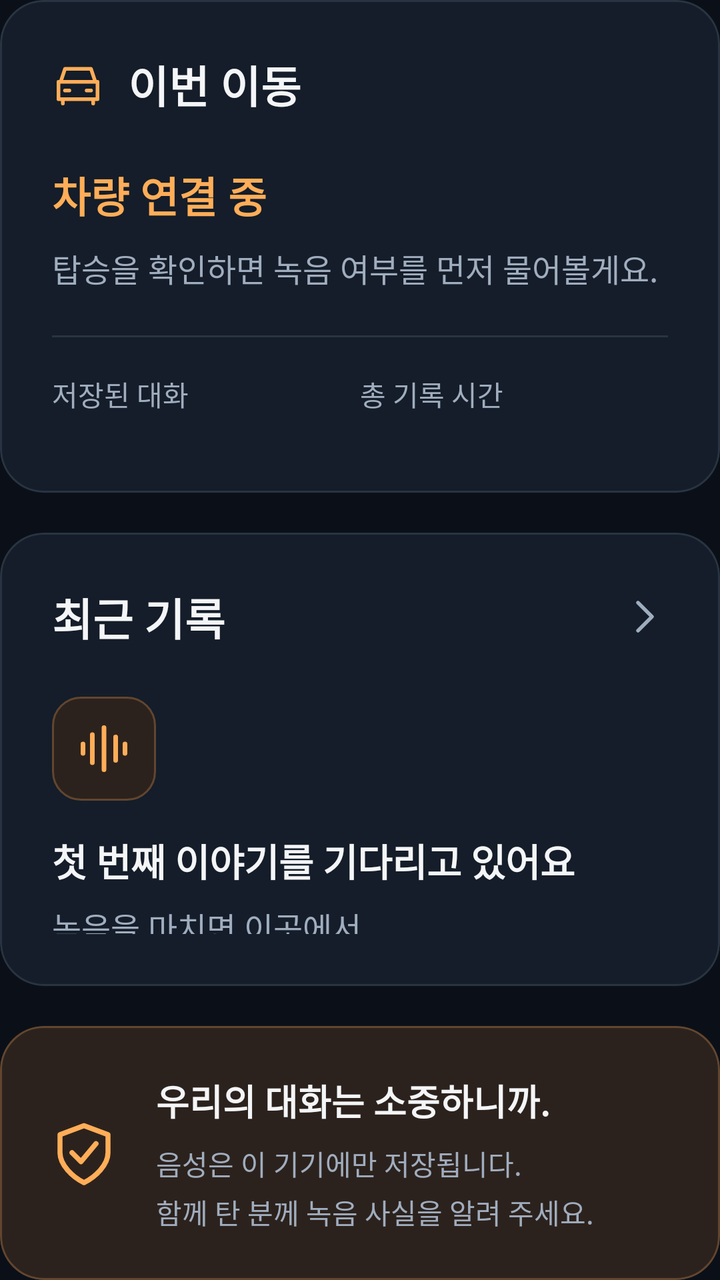
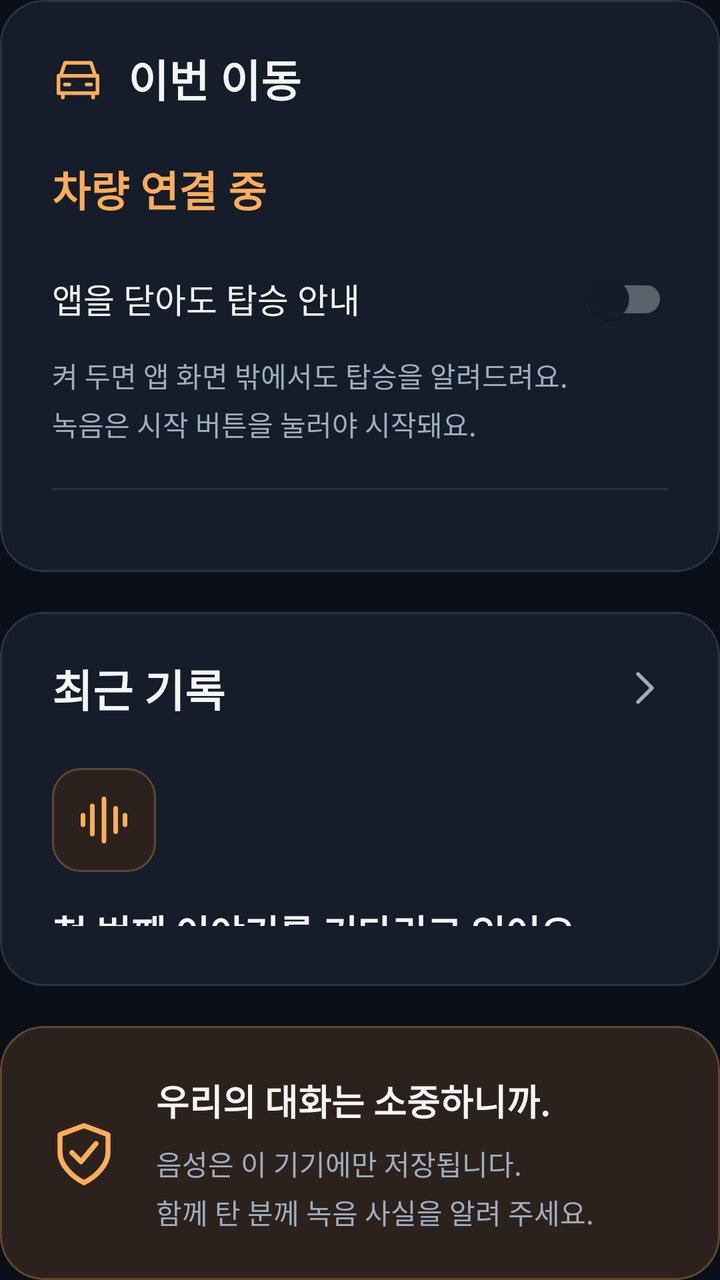

The first picture is an Android layout as it rendered before a commit; the second is the same layout after the commit. The layout source and the unified diff follow.
<!-- AndroidManifest.xml: application theme Theme.HD_project -->
<!-- res/layout/panel_details.xml -->
<LinearLayout xmlns:android="http://schemas.android.com/apk/res/android"
    xmlns:app="http://schemas.android.com/apk/res-auto"
    android:layout_width="match_parent" android:layout_height="wrap_content" android:orientation="vertical">
    <com.google.android.material.card.MaterialCardView style="@style/Widget.Journal.Card"
        android:layout_weight="1">
        <LinearLayout android:layout_width="match_parent" android:layout_height="match_parent"
            android:orientation="vertical" android:padding="26dp" android:gravity="center_vertical">
            <TextView style="@style/Text.Journal.Section" android:text="@string/current_trip"
                app:drawableStartCompat="@drawable/ic_car" app:drawableTint="@color/sample_primary"
                android:drawablePadding="12dp" />
            <TextView android:id="@+id/boarding_status" style="@style/Text.Journal.Section"
                android:text="@string/boarding_connecting" android:textSize="21sp"
                android:layout_marginTop="24dp" android:textColor="@color/sample_primary"
                android:accessibilityLiveRegion="polite" />
            <TextView style="@style/Text.Journal.Body" android:text="@string/trip_explanation"
                android:layout_marginTop="10dp" />
            <View android:layout_width="match_parent" android:layout_height="1dp"
                android:layout_marginTop="22dp" android:layout_marginBottom="18dp" android:background="@color/outline" />
            <LinearLayout android:layout_width="match_parent" android:layout_height="wrap_content" android:baselineAligned="false">
                <LinearLayout android:layout_width="0dp" android:layout_height="wrap_content"
                    android:layout_weight="1" android:orientation="vertical">
                    <TextView style="@style/Text.Journal.Body" android:text="@string/saved_conversations" android:textSize="14sp" />
                    <TextView android:id="@+id/recording_count" style="@style/Text.Journal.Section"
                        android:text="@string/zero_recordings" android:layout_marginTop="8dp" android:textSize="28sp" />
                </LinearLayout>
                <LinearLayout android:layout_width="0dp" android:layout_height="wrap_content"
                    android:layout_weight="1" android:orientation="vertical">
                    <TextView style="@style/Text.Journal.Body" android:text="@string/total_duration" android:textSize="14sp" />
                    <TextView android:id="@+id/total_duration" style="@style/Text.Journal.Section"
                        android:text="@string/empty_duration" android:layout_marginTop="8dp" android:textSize="28sp" />
                </LinearLayout>
            </LinearLayout>
        </LinearLayout>
    </com.google.android.material.card.MaterialCardView>
    <com.google.android.material.card.MaterialCardView android:id="@+id/recent_card"
        style="@style/Widget.Journal.Card" android:layout_marginTop="20dp" android:layout_weight="1"
        android:clickable="true" android:focusable="true" android:contentDescription="@string/view_recordings">
        <LinearLayout android:layout_width="match_parent" android:layout_height="match_parent"
            android:orientation="vertical" android:padding="26dp" android:gravity="center_vertical">
            <LinearLayout android:layout_width="match_parent" android:layout_height="wrap_content"
                android:gravity="center_vertical">
                <TextView style="@style/Text.Journal.Section" android:text="@string/recent_recording"
                    android:layout_width="0dp" android:layout_weight="1" />
                <ImageView android:layout_width="24dp" android:layout_height="24dp"
                    android:src="@drawable/ic_arrow" app:tint="@color/text_secondary" android:importantForAccessibility="no" />
            </LinearLayout>
            <ImageView android:layout_width="52dp" android:layout_height="52dp" android:layout_marginTop="24dp"
                android:src="@drawable/ic_audio" app:tint="@color/sample_primary" android:padding="12dp"
                android:background="@drawable/bg_accent_tile" android:importantForAccessibility="no" />
            <TextView android:id="@+id/latest_title" style="@style/Text.Journal.Section"
                android:layout_width="match_parent" android:text="@string/no_recent_title"
                android:textSize="19sp" android:layout_marginTop="16dp" />
            <TextView android:id="@+id/latest_details" style="@style/Text.Journal.Body"
                android:layout_width="match_parent" android:text="@string/no_recent_description"
                android:layout_marginTop="8dp" />
        </LinearLayout>
    </com.google.android.material.card.MaterialCardView>
    <com.google.android.material.card.MaterialCardView style="@style/Widget.Journal.Card"
        android:layout_marginTop="20dp" app:cardBackgroundColor="@color/accent_surface"
        app:strokeColor="@color/accent_outline">
        <LinearLayout android:layout_width="match_parent" android:layout_height="wrap_content"
            android:padding="24dp" android:gravity="center_vertical">
            <ImageView android:layout_width="36dp" android:layout_height="36dp"
                android:src="@drawable/ic_shield" app:tint="@color/sample_primary" android:importantForAccessibility="no" />
            <LinearLayout android:layout_width="0dp" android:layout_height="wrap_content"
                android:layout_weight="1" android:layout_marginStart="18dp" android:orientation="vertical">
                <TextView style="@style/Text.Journal.Section" android:text="@string/privacy_title" android:textSize="18sp" />
                <TextView style="@style/Text.Journal.Body" android:text="@string/privacy_description"
                    android:layout_marginTop="8dp" android:textSize="14sp" />
            </LinearLayout>
        </LinearLayout>
    </com.google.android.material.card.MaterialCardView>
</LinearLayout>
<!-- resources referenced by this layout -->
<resources>
  <color name="accent_outline">#62462F</color>
  <color name="accent_surface">#2C221D</color>
  <color name="outline">#293442</color>
  <color name="sample_primary">#FFAD58</color>
  <color name="text_secondary">#A0ADBE</color>
  <!-- drawable bg_accent_tile (drawable) -->
  <shape xmlns:android="http://schemas.android.com/apk/res/android">
      <solid android:color="@color/accent_surface" />
      <corners android:radius="14dp" />
      <stroke android:width="1dp" android:color="@color/accent_outline" />
  </shape>
  <!-- drawable ic_arrow (drawable) -->
  <vector xmlns:android="http://schemas.android.com/apk/res/android" android:width="24dp"
      android:height="24dp" android:viewportWidth="24" android:viewportHeight="24">
      <path android:fillColor="#00000000" android:strokeColor="#FFFFFFFF" android:strokeWidth="1.8"
          android:strokeLineJoin="round" android:strokeLineCap="round" android:pathData="M9,5L16,12L9,19" />
  </vector>
  <!-- drawable ic_audio (drawable) -->
  <vector xmlns:android="http://schemas.android.com/apk/res/android" android:width="28dp"
      android:height="28dp" android:viewportWidth="24" android:viewportHeight="24">
      <path android:fillColor="#00000000" android:strokeColor="#FFFFFFFF" android:strokeWidth="2"
          android:strokeLineCap="round" android:pathData="M3,10V14M7,6V18M12,3V21M17,7V17M21,10V14" />
  </vector>
  <string name="boarding_connecting">차량 연결 중</string>
  <string name="current_trip">이번 이동</string>
  <string name="empty_duration">00:00</string>
  <string name="no_recent_description">녹음을 마치면 이곳에서\n다시 만나볼 수 있어요.</string>
  <string name="no_recent_title">첫 번째 이야기를 기다리고 있어요</string>
  <string name="privacy_description">음성은 이 기기에만 저장됩니다.\n함께 탄 분께 녹음 사실을 알려 주세요.</string>
  <string name="privacy_title">우리의 대화는 소중하니까.</string>
  <string name="recent_recording">최근 기록</string>
  <string name="saved_conversations">저장된 대화</string>
  <string name="total_duration">총 기록 시간</string>
  <string name="trip_explanation">탑승을 확인하면 녹음 여부를 먼저 물어볼게요.</string>
  <string name="view_recordings">저장된 기록 보기</string>
  <string name="zero_recordings">0개</string>
  <style name="Text.Journal.Body">
          <item name="android:textSize">16sp</item>
          <item name="android:lineSpacingExtra">4dp</item>
          <item name="android:textColor">@color/text_secondary</item>
      </style>
  <style name="Text.Journal.Section">
          <item name="android:textSize">22sp</item>
          <item name="android:textStyle">bold</item>
      </style>
  <color name="card_background">#141D29</color>
  <color name="button_text">#201408</color>
  <color name="screen_background">#0B1018</color>
  <color name="text_primary">#F4F5F7</color>
  <style name="Shape.Journal" parent="ShapeAppearance.MaterialComponents.MediumComponent">
          <item name="cornerFamily">rounded</item>
          <item name="cornerSize">20dp</item>
      </style>
  <color name="card_elevated">#192431</color>
  <style name="Widget.Journal.DialogTitle" parent="MaterialAlertDialog.MaterialComponents.Title.Text">
          <item name="android:textSize">25sp</item>
          <item name="android:textStyle">bold</item>
          <item name="android:textColor">@color/text_primary</item>
      </style>
  <style name="Widget.Journal.DialogBody" parent="MaterialAlertDialog.MaterialComponents.Body.Text">
          <item name="android:textSize">18sp</item>
          <item name="android:lineSpacingExtra">5dp</item>
          <item name="android:textColor">@color/text_secondary</item>
      </style>
  <style name="Widget.Journal.DialogButton" parent="Widget.MaterialComponents.Button.TextButton.Dialog">
          <item name="android:textSize">17sp</item>
          <item name="android:minHeight">56dp</item>
          <item name="android:textColor">@color/sample_primary</item>
      </style>
  <!-- unchanged entries left out for length: 5 -->
</resources>

<!-- the commit's change to res/layout/panel_details.xml (unified diff, before → after) -->
@@ -12,8 +12,19 @@
                 android:text="@string/boarding_connecting" android:textSize="21sp"
                 android:layout_marginTop="24dp" android:textColor="@color/sample_primary"
                 android:accessibilityLiveRegion="polite" />
-            <TextView style="@style/Text.Journal.Body" android:text="@string/trip_explanation"
-                android:layout_marginTop="10dp" />
+            <com.google.android.material.switchmaterial.SwitchMaterial android:id="@+id/standby_switch"
+                android:layout_width="match_parent" android:layout_height="wrap_content"
+                android:minHeight="56dp" android:layout_marginTop="12dp"
+                android:saveEnabled="false"
+                android:text="@string/standby_title" android:textColor="@color/text_primary"
+                android:textSize="17sp" app:useMaterialThemeColors="true" />
+            <TextView android:id="@+id/standby_description" style="@style/Text.Journal.Body"
+                android:layout_width="match_parent" android:text="@string/standby_off_description"
+                android:textSize="14sp" android:accessibilityLiveRegion="polite" />
+            <com.google.android.material.button.MaterialButton android:id="@+id/standby_settings"
+                style="@style/Widget.MaterialComponents.Button.TextButton"
+                android:layout_width="wrap_content" android:layout_height="wrap_content"
+                android:minHeight="48dp" android:text="@string/standby_settings" android:visibility="gone" />
             <View android:layout_width="match_parent" android:layout_height="1dp"
                 android:layout_marginTop="22dp" android:layout_marginBottom="18dp" android:background="@color/outline" />
             <LinearLayout android:layout_width="match_parent" android:layout_height="wrap_content" android:baselineAligned="false">
<!-- resource entries referenced after the edit -->
@@ -32,8 +32,10 @@
   <string name="privacy_title">우리의 대화는 소중하니까.</string>
   <string name="recent_recording">최근 기록</string>
   <string name="saved_conversations">저장된 대화</string>
+  <string name="standby_off_description">켜 두면 앱 화면 밖에서도 탑승을 알려드려요.\n녹음은 시작 버튼을 눌러야 시작돼요.</string>
+  <string name="standby_settings">알림 설정</string>
+  <string name="standby_title">앱을 닫아도 탑승 안내</string>
   <string name="total_duration">총 기록 시간</string>
-  <string name="trip_explanation">탑승을 확인하면 녹음 여부를 먼저 물어볼게요.</string>
   <string name="view_recordings">저장된 기록 보기</string>
   <string name="zero_recordings">0개</string>
   <style name="Text.Journal.Body">
